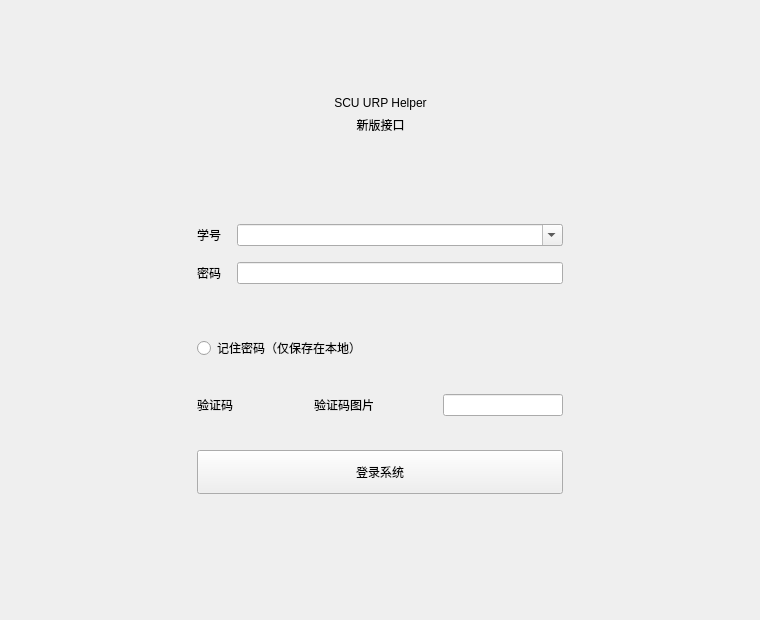
The window that ui/login.ui (assumeengagetry/SCU-URP-Helper) describes before a commit, drawn with Qt 5.
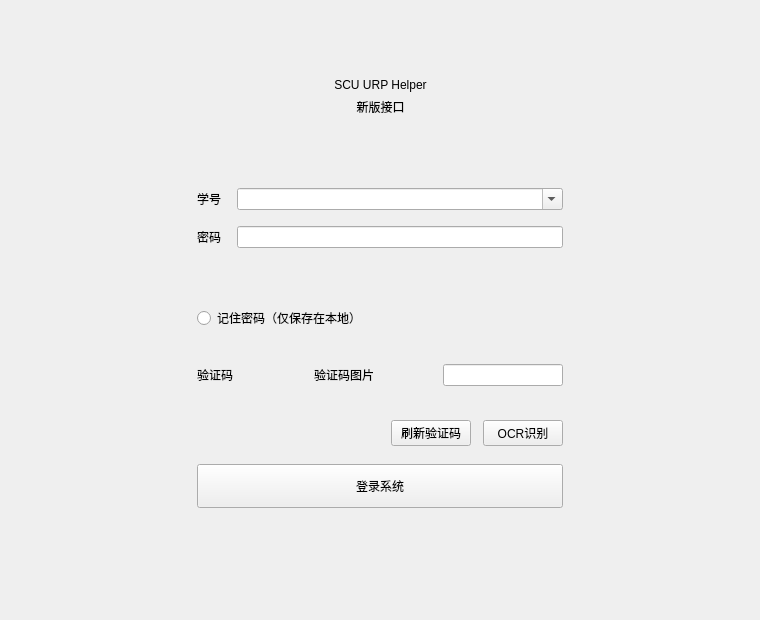
The same window after the commit.

What changed in the file:
```diff
--- a/ui/login.ui
+++ b/ui/login.ui
@@ -132,7 +132,7 @@
        <property name="minimumSize">
         <size>
          <width>430</width>
-         <height>330</height>
+         <height>380</height>
         </size>
        </property>
        <property name="maximumSize">
@@ -247,6 +247,40 @@
           </item>
          </layout>
         </item>
+        <item>
+         <layout class="QHBoxLayout" name="captchaActionLayout">
+          <property name="spacing">
+           <number>12</number>
+          </property>
+          <item>
+           <spacer name="captchaActionSpacer">
+            <property name="orientation">
+             <enum>Qt::Horizontal</enum>
+            </property>
+            <property name="sizeHint" stdset="0">
+             <size>
+              <width>40</width>
+              <height>20</height>
+             </size>
+            </property>
+           </spacer>
+          </item>
+          <item>
+           <widget class="QPushButton" name="refresh_captcha_btn">
+            <property name="text">
+             <string>刷新验证码</string>
+            </property>
+           </widget>
+          </item>
+          <item>
+           <widget class="QPushButton" name="ocr_btn">
+            <property name="text">
+             <string>OCR识别</string>
+            </property>
+           </widget>
+          </item>
+         </layout>
+        </item>
         <item>
          <widget class="QPushButton" name="btn_login">
           <property name="minimumSize">
```
